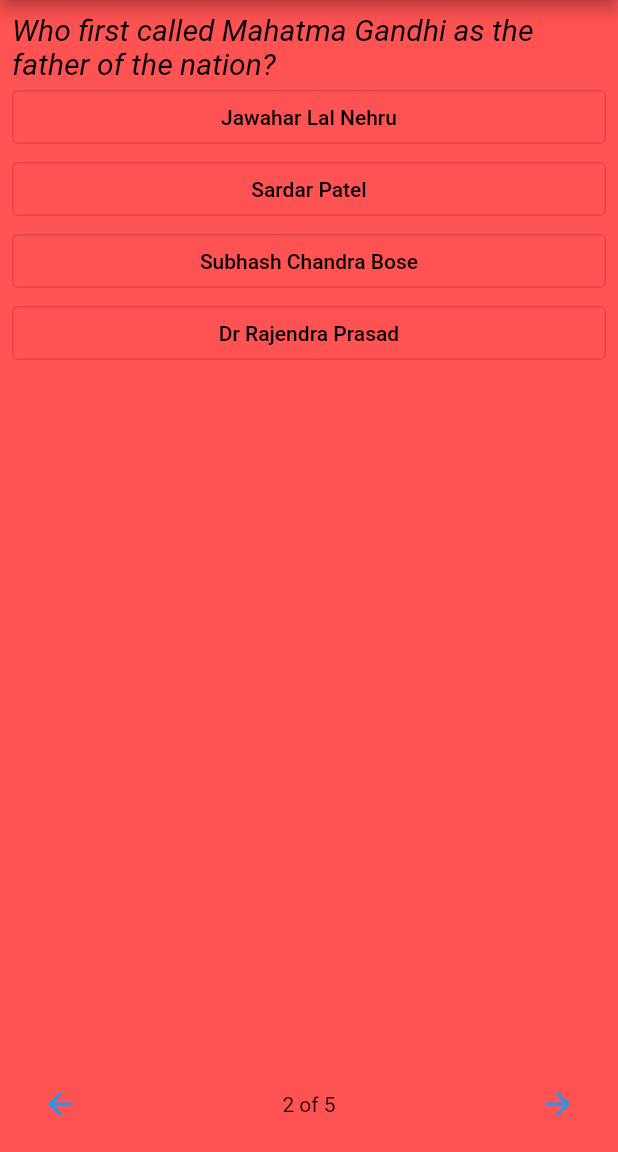
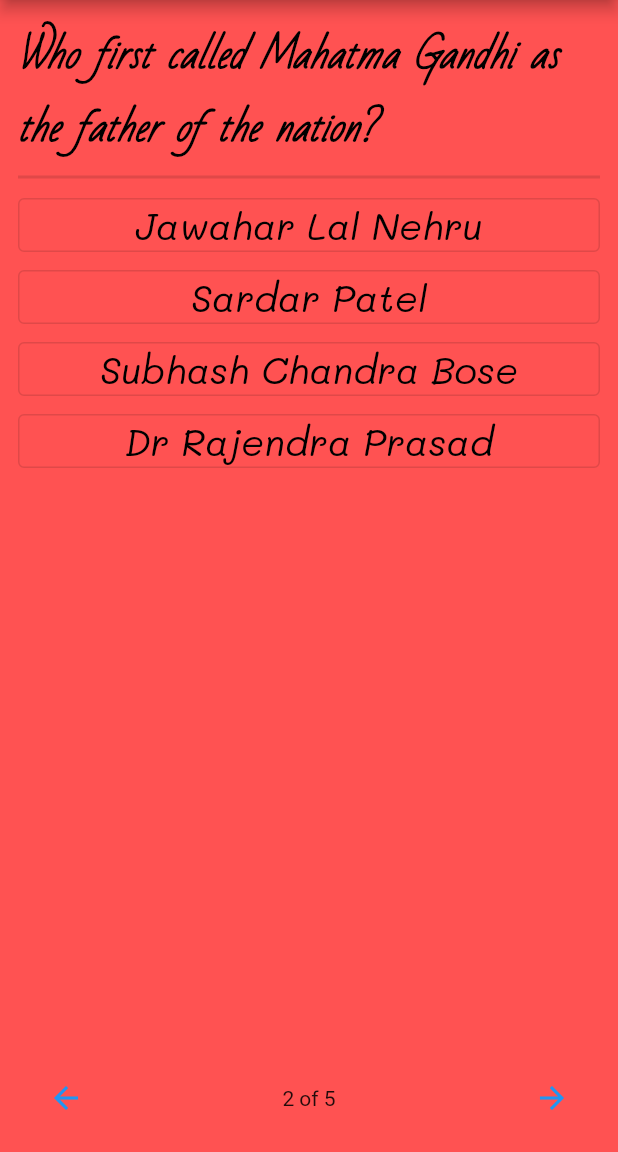
Before and after one commit to vivekduttamishra/202206-flutter-ge, a Flutter app: the screen it shows after launch, on a phone screen of 412 x 824 dp, the part 84-1236 px from its top. Run offline on Flutter 3.47's test engine with Material 2 defaults, Android fonts, the phone set to English and light mode, and no system bars.

Commit message:
day#6 update#1

```diff
--- a/quiz/lib/const.dart
+++ b/quiz/lib/const.dart
@@ -4,10 +4,16 @@ import 'package:flutter/material.dart';
 
 const questionStyle=TextStyle(
   color:Colors.black,
-  fontSize:20,
+  fontFamily: 'QuestionFont',
+  fontSize:25,
   fontStyle:FontStyle.italic,
+  fontWeight: FontWeight.w700,
 );
 
 const answerStyle=TextStyle(
   color:Colors.black,
+  fontFamily:'Mali',
+  fontSize:25,
+  fontStyle:FontStyle.italic,
+
 );
--- a/quiz/lib/my_app.dart
+++ b/quiz/lib/my_app.dart
@@ -5,6 +5,7 @@ import 'package:flutter/material.dart';
 
 import 'screens/home_screen.dart';
 import 'screens/quiz_screen.dart';
+import 'screens/table_screen.dart';
 
 class MyApp extends StatelessWidget{
   const MyApp({Key? key}) : super(key: key);
--- a/quiz/lib/screens/quiz_screen.dart
+++ b/quiz/lib/screens/quiz_screen.dart
@@ -27,20 +27,30 @@ class QuizScreen extends StatelessWidget {
         color: Colors.redAccent,
         width: double.infinity,
         height: double.infinity,
-        child: Padding(
-          padding: const EdgeInsets.all(8.0),
+        padding: const EdgeInsets.all(12.0),
         child: Column(
           // ignore: prefer_const_literals_to_create_immutables
-
-            mainAxisAlignment: MainAxisAlignment.spaceBetween,
+          //mainAxisAlignment: MainAxisAlignment.spaceAround,
           children: [
             Column(
-                crossAxisAlignment: CrossAxisAlignment.stretch,
+
+              // ignore: prefer_const_literals_to_create_immutables
               children: [
                 Text(
                   "Who first called Mahatma Gandhi as the father of the nation?",
                   style: questionStyle,
                 ),
+                Divider(
+                  // color:Colors.black,
+                  thickness: 2,
+                ),
+              ],
+            ),
+            Expanded(
+              child: Column(
+                mainAxisAlignment: MainAxisAlignment.start,
+                crossAxisAlignment: CrossAxisAlignment.stretch,
+                children: [
                   OutlinedButton(
                     onPressed: () {},
                     style: ButtonStyle(),
@@ -72,6 +82,8 @@ class QuizScreen extends StatelessWidget {
                   ),
                 ],
               ),
+            ),
+
             Row(
               mainAxisAlignment: MainAxisAlignment.spaceBetween,
               children: [
@@ -89,7 +101,6 @@ class QuizScreen extends StatelessWidget {
           ],
         ),
       ),
-      ),
     );
   }
 }
```
Also changed, not shown: quiz/lib/screens/table_screen.dart (added, +75 -0 lines), quiz/pubspec.yaml (+22 -0 lines), quiz/assets/fonts/AmaticSC-Bold.ttf (added), quiz/assets/fonts/AmaticSC-Regular.ttf (added), quiz/assets/fonts/BadScript-Regular.ttf (added), quiz/assets/fonts/Mali-Bold.ttf (added), quiz/assets/fonts/Mali-BoldItalic.ttf (added), quiz/assets/fonts/Mali-ExtraLight.ttf (added), quiz/assets/fonts/Mali-ExtraLightItalic.ttf (added), quiz/assets/fonts/Mali-Italic.ttf (added), quiz/assets/fonts/Mali-Light.ttf (added), quiz/assets/fonts/Mali-LightItalic.ttf (added), quiz/assets/fonts/Mali-Medium.ttf (added), quiz/assets/fonts/Mali-MediumItalic.ttf (added), 3 more files. Lines whose indentation alone changed are shown as unchanged.
